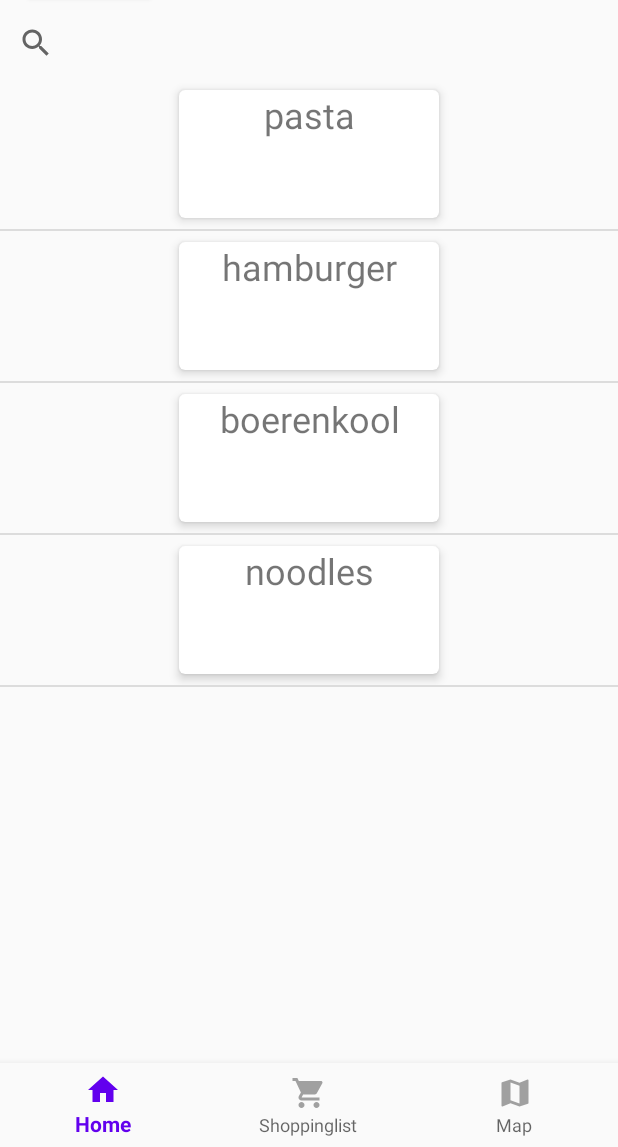
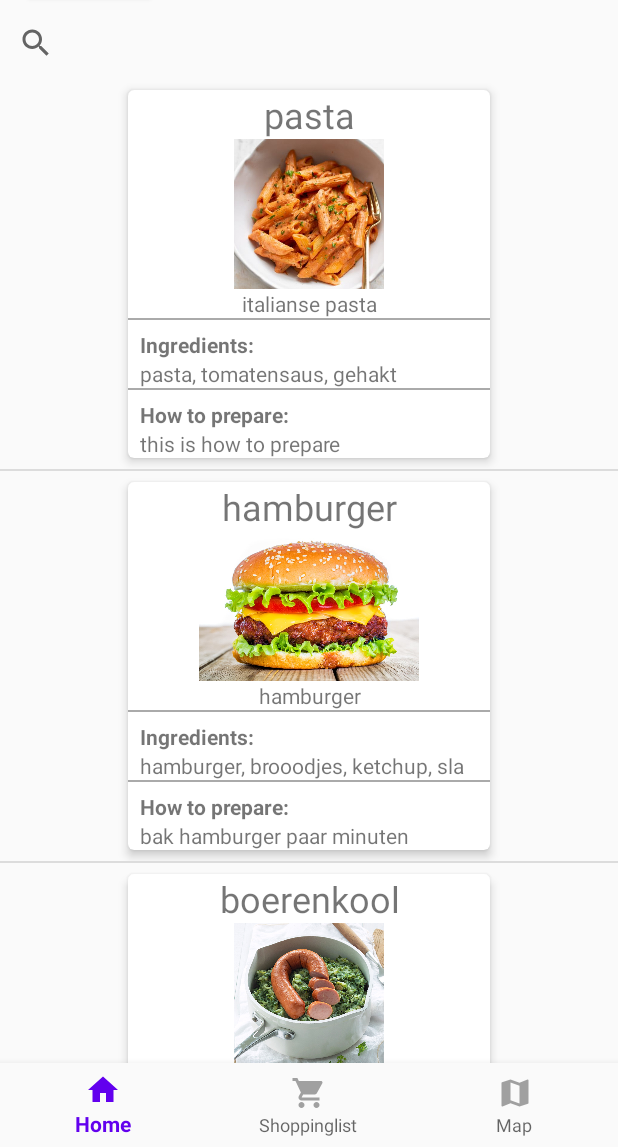
Before and after one commit to JelleZuiderveld/MadstoneLeftOvers, an Android app: the screen it shows after launch (MainActivity), after a tap on "LOOK FOR LEFTOVER RECIPES", on a phone screen of 412 x 824 dp, the part 89-1236 px from its top. Run offline under Robolectric (Android 15) with nearby library versions, the phone set to English and light mode, and no system bars; our stand-ins replace Room's generated code, navigation-ui.

Commit message:
Styling adjusted

```diff
--- a/app/src/main/java/com/example/madstone/database/LeftOverDatabase.kt
+++ b/app/src/main/java/com/example/madstone/database/LeftOverDatabase.kt
@@ -12,7 +12,7 @@ import com.example.madstone.model.Recipe
 import com.example.madstone.model.ShoppingList
 import java.util.concurrent.Executors
 
-@Database(entities = [ShoppingList::class, Recipe::class], version = 2, exportSchema = false)
+@Database(entities = [ShoppingList::class, Recipe::class], version = 3, exportSchema = false)
 abstract class LeftOverDatabase: RoomDatabase() {
 
     abstract fun shoppingDao(): ShoppingDao
@@ -41,6 +41,7 @@ abstract class LeftOverDatabase: RoomDatabase() {
                         }
 
                     })
+                        .fallbackToDestructiveMigration()
                         .build()
                 }
             }
--- a/app/src/main/java/com/example/madstone/model/Recipe.kt
+++ b/app/src/main/java/com/example/madstone/model/Recipe.kt
@@ -1,8 +1,10 @@
 package com.example.madstone.model
 
+import android.media.Image
 import androidx.room.ColumnInfo
 import androidx.room.Entity
 import androidx.room.PrimaryKey
+import com.example.madstone.R
 
 
 @Entity(tableName = "recipe_table")
@@ -10,6 +12,9 @@ data class Recipe(
 
     @ColumnInfo(name = "title")
     val title: String,
+
+    @ColumnInfo(name = "image")
+    val image : Int,
 
     @ColumnInfo(name = "description")
     val description: String,
@@ -27,10 +32,10 @@ data class Recipe(
     companion object{
         fun populateData(): ArrayList<Recipe> {
             return arrayListOf(
-                Recipe("pasta","italianse pasta", "pasta, tomatensaus, gehakt", "this is how to prepare"),
-                Recipe("hamburger", "hamburger", "hamburger, brooodjes, ketchup, sla", "bak hamburger paar minuten"),
-                Recipe("boerenkool", "stamport", "aardappel, boerenkool, spek, worst", "how to prepare"),
-                Recipe("noodles", "noodles met kip", "kip, noodles, wokgroenten","how to prepare")
+                Recipe("pasta", R.drawable.pasta ,"italianse pasta", "pasta, tomatensaus, gehakt", "this is how to prepare"),
+                Recipe("hamburger", R.drawable.theultimatehamburger,"hamburger", "hamburger, brooodjes, ketchup, sla", "bak hamburger paar minuten"),
+                Recipe("boerenkool", R.drawable.boerenkool , "stampot", "aardappel, boerenkool, spek, worst", "how to prepare"),
+                Recipe("noodles", R.drawable.noodles ,"noodles met kip", "kip, noodles, wokgroenten","how to prepare")
             )
         }
     }
--- a/app/src/main/java/com/example/madstone/ui/ResultAdapter.kt
+++ b/app/src/main/java/com/example/madstone/ui/ResultAdapter.kt
@@ -8,6 +8,7 @@ import android.widget.Filterable
 import androidx.recyclerview.widget.RecyclerView
 import com.example.madstone.R
 import com.example.madstone.model.Recipe
+import kotlinx.android.synthetic.main.fragment_recipe.view.*
 import kotlinx.android.synthetic.main.item_result.view.*
 import kotlinx.android.synthetic.main.item_shoppinglist.view.*
 import java.util.*
@@ -16,7 +17,6 @@ import kotlin.collections.ArrayList
 class ResultAdapter(private var recipe: ArrayList<Recipe>) :RecyclerView.Adapter<ResultAdapter.ViewHolder>(), Filterable{
 
     var recipeFilterList = ArrayList<Recipe>()
-    var tempList = ArrayList<Recipe>()
     init {
         recipeFilterList = Recipe.populateData()
     }
@@ -40,6 +40,10 @@ class ResultAdapter(private var recipe: ArrayList<Recipe>) :RecyclerView.Adapter
 
     override fun onBindViewHolder(holder: ResultAdapter.ViewHolder, position: Int) {
         holder.itemView.select_recipe.text = recipeFilterList[position].title
+        holder.itemView.image_recipe.setImageResource(recipeFilterList[position].image)
+        holder.itemView.description.text = recipeFilterList[position].description
+        holder.itemView.ingredient_list.text = recipeFilterList[position].ingredients
+        holder.itemView.prepare_explain.text = recipeFilterList[position].prepare
     }
 
     @Suppress("UNCHECKED_CAST")
@@ -48,7 +52,7 @@ class ResultAdapter(private var recipe: ArrayList<Recipe>) :RecyclerView.Adapter
             override fun performFiltering(constraint: CharSequence?): Filter.FilterResults {
                 val charSearch = constraint.toString()
                 if(charSearch.isEmpty()){
-                    recipeFilterList = recipe
+                    recipeFilterList = recipeFilterList
                 }else{
                     val resultList = ArrayList<Recipe>()
                     for(row in recipeFilterList){
--- a/app/src/main/java/com/example/madstone/ui/ResultFragment.kt
+++ b/app/src/main/java/com/example/madstone/ui/ResultFragment.kt
@@ -59,11 +59,11 @@ class ResultFragment: Fragment() {
         searchResults.setOnQueryTextListener(object : SearchView.OnQueryTextListener{
             override fun onQueryTextChange(newText: String?): Boolean {
                 resultAdapter.filter.filter(newText)
-                return true
+                return false
             }
 
             override fun onQueryTextSubmit(query: String?): Boolean {
-                return true
+                return false
             }
 
         })
--- a/app/src/main/java/com/example/madstone/ui/ShoppingListFragment.kt
+++ b/app/src/main/java/com/example/madstone/ui/ShoppingListFragment.kt
@@ -15,6 +15,7 @@ import androidx.recyclerview.widget.RecyclerView
 import com.example.madstone.R
 import com.example.madstone.model.ShoppingList
 import com.example.madstone.viemodel.ShoppingViewModel
+import com.google.android.material.snackbar.Snackbar
 import kotlinx.android.synthetic.main.fragment_search.*
 import kotlinx.android.synthetic.main.fragment_shoppinglist.*
 
@@ -41,6 +42,8 @@ class ShoppingListFragment : Fragment(){
 
         emtpyBtn.setOnClickListener{
             shoppingViewModel.deleteAllShopping()
+            Snackbar.make(requireActivity().findViewById(android.R.id.content),R.string.removed_items, Snackbar.LENGTH_LONG).show()
+
         }
     }
 
--- a/app/src/main/res/layout/fragment_results.xml
+++ b/app/src/main/res/layout/fragment_results.xml
@@ -22,7 +22,8 @@
         android:layout_height="wrap_content"
         app:layout_constraintEnd_toEndOf="parent"
         app:layout_constraintStart_toStartOf="parent"
-        app:layout_constraintTop_toBottomOf="@id/back_search"/>
+        app:layout_constraintTop_toBottomOf="@id/back_search"
+        app:queryHint="@string/hint"/>
 
     <androidx.recyclerview.widget.RecyclerView
         android:id="@+id/rv_results"
--- a/app/src/main/res/layout/item_result.xml
+++ b/app/src/main/res/layout/item_result.xml
@@ -6,23 +6,116 @@
 
     <androidx.cardview.widget.CardView
         android:id="@+id/card_view"
-        android:layout_width="184dp"
-        android:layout_height="100dp"
+        android:layout_width="0dp"
+        android:layout_height="wrap_content"
         android:clickable="true"
         android:focusable="true"
         card_view:cardCornerRadius="4dp"
         card_view:cardElevation="4dp"
         card_view:cardUseCompatPadding="true"
+        android:layout_marginEnd="80dp"
+        android:layout_marginStart="80dp"
         card_view:layout_constraintEnd_toEndOf="parent"
         card_view:layout_constraintStart_toStartOf="parent"
         card_view:layout_constraintTop_toTopOf="parent">
+
+        <androidx.constraintlayout.widget.ConstraintLayout
+            android:layout_width="match_parent"
+            android:layout_height="wrap_content">
 
         <TextView
             android:id="@+id/select_recipe"
             android:layout_width="match_parent"
             android:layout_height="wrap_content"
             android:textAlignment="center"
+            card_view:layout_constraintStart_toStartOf="parent"
+            card_view:layout_constraintEnd_toEndOf="parent"
+            card_view:layout_constraintTop_toTopOf="parent"
             android:textSize="24sp" />
+
+        <ImageView
+            android:id="@+id/image_recipe"
+            android:layout_width="match_parent"
+            android:layout_height="100dp"
+            card_view:layout_constraintTop_toBottomOf="@id/select_recipe"
+            card_view:layout_constraintStart_toStartOf="parent"
+            card_view:layout_constraintEnd_toEndOf="parent"
+            />
+
+            <TextView
+                android:id="@+id/description"
+                android:layout_width="match_parent"
+                android:layout_height="wrap_content"
+                card_view:layout_constraintStart_toStartOf="parent"
+                card_view:layout_constraintEnd_toEndOf="parent"
+                card_view:layout_constraintTop_toBottomOf="@id/image_recipe"
+                android:textAlignment="center"
+                />
+            <View
+                android:layout_width="match_parent"
+                android:layout_height="1dp"
+                card_view:layout_constraintStart_toStartOf="parent"
+                card_view:layout_constraintEnd_toEndOf="parent"
+                card_view:layout_constraintTop_toBottomOf="@id/description"
+                android:background="@android:color/darker_gray"
+                />
+
+            <TextView
+                android:id="@+id/ingredient_start"
+                android:layout_width="match_parent"
+                android:layout_height="wrap_content"
+                card_view:layout_constraintStart_toStartOf="parent"
+                card_view:layout_constraintEnd_toEndOf="parent"
+                card_view:layout_constraintTop_toBottomOf="@id/description"
+                android:text="@string/ingredients_start"
+                android:textStyle="bold"
+                android:layout_marginStart="8dp"
+                android:layout_marginTop="8dp"
+                />
+
+            <TextView
+                android:id="@+id/ingredient_list"
+                android:layout_width="match_parent"
+                android:layout_height="wrap_content"
+                card_view:layout_constraintStart_toStartOf="parent"
+                card_view:layout_constraintEnd_toEndOf="parent"
+                card_view:layout_constraintTop_toBottomOf="@id/ingredient_start"
+                android:layout_marginStart="8dp"
+                />
+
+            <View
+                android:layout_width="match_parent"
+                android:layout_height="1dp"
+                card_view:layout_constraintStart_toStartOf="parent"
+                card_view:layout_constraintEnd_toEndOf="parent"
+                card_view:layout_constraintTop_toBottomOf="@id/ingredient_list"
+                android:background="@android:color/darker_gray"
+                />
+
+            <TextView
+                android:id="@+id/how_to_prepare"
+                android:layout_width="match_parent"
+                android:layout_height="wrap_content"
+                card_view:layout_constraintStart_toStartOf="parent"
+                card_view:layout_constraintEnd_toEndOf="parent"
+                card_view:layout_constraintTop_toBottomOf="@id/ingredient_list"
+                android:layout_marginTop="8dp"
+                android:layout_marginStart="8dp"
+                android:textStyle="bold"
+                android:text="@string/how_to"
+                />
+
+            <TextView
+                android:id="@+id/prepare_explain"
+                android:layout_width="match_parent"
+                android:layout_height="wrap_content"
+                card_view:layout_constraintStart_toStartOf="parent"
+                card_view:layout_constraintEnd_toEndOf="parent"
+                card_view:layout_constraintTop_toBottomOf="@id/how_to_prepare"
+                android:layout_marginStart="8dp"
+                />
+
+        </androidx.constraintlayout.widget.ConstraintLayout>
 
 
     </androidx.cardview.widget.CardView>
--- a/app/src/main/res/values/strings.xml
+++ b/app/src/main/res/values/strings.xml
@@ -19,5 +19,8 @@
     <string name="map">Map</string>
     <string name="ingredients">Ingredients:</string>
     <string name="back">back</string>
-
+    <string name="removed_items">All items are removed from your shoppinglist</string>
+    <string name="hint">Fill in an ingredient you have</string>
+    <string name="ingredients_start">Ingredients: </string>
+    <string name="how_to">How to prepare: </string>
 </resources>
```
Also changed, not shown: app/src/main/res/drawable-hdpi/boerenkool.jpg (added), app/src/main/res/drawable-hdpi/noodles.jpg (added), app/src/main/res/drawable-hdpi/pasta.jpg (added), app/src/main/res/drawable-hdpi/theultimatehamburger.jpg (added).
